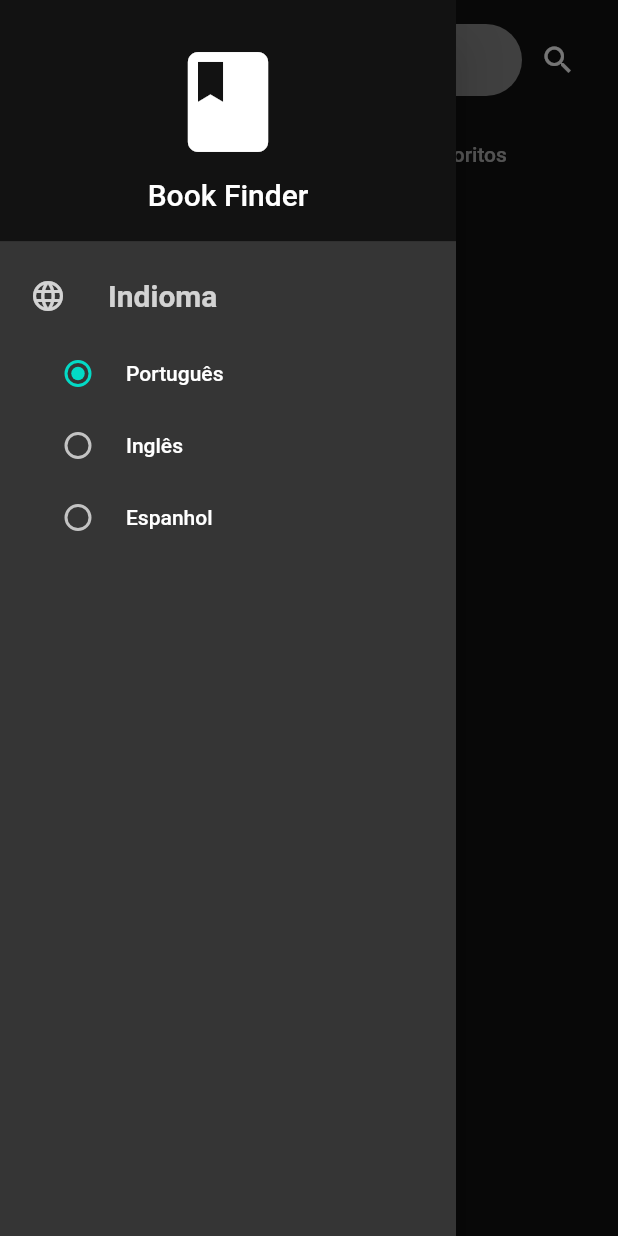
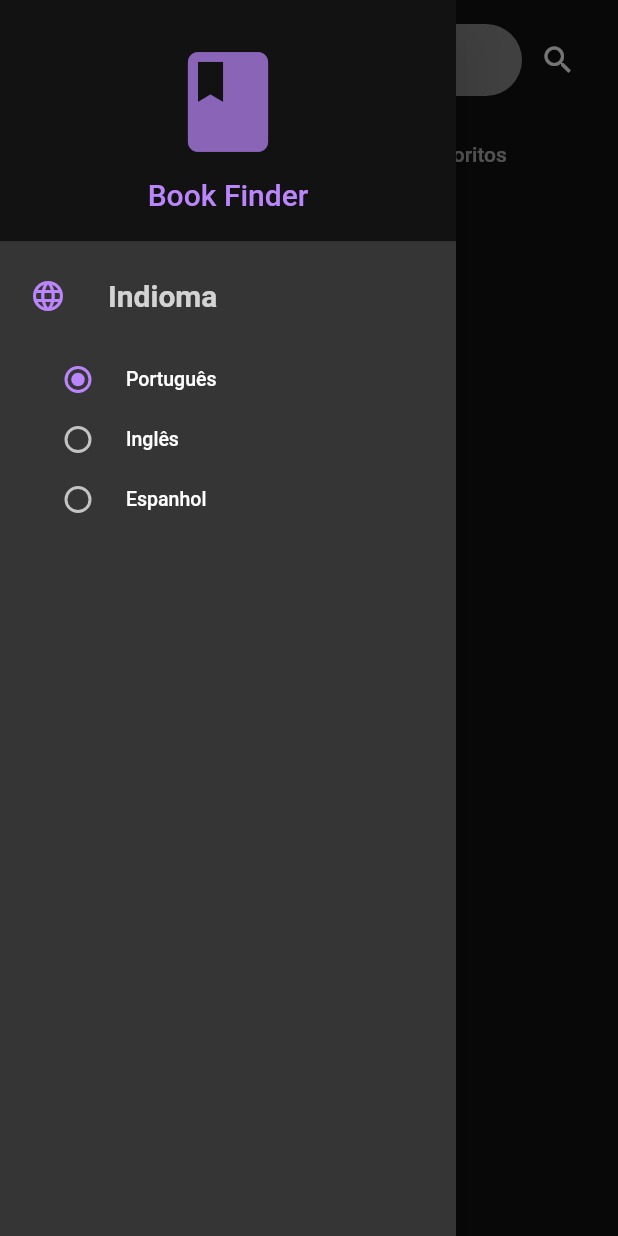
Before and after one commit to Gabriel-S-Souza/book_finder, a Flutter app: the screen it shows after launch, with the side drawer open, on a phone screen of 412 x 824 dp. Run offline on Flutter 3.47's test engine with Material 2 defaults, Android fonts, the phone set to English and light mode, and no system bars; drawn by our look-alikes of auto_size_text; our stand-ins replace cached_network_image, dio, get_it, internet_connection_checker, shared_preferences, shimmer; generated files the repository leaves out were written again.

Commit message:
Add network uses permission and updates somethings in layout

```diff
--- a/lib/modules/details/presenter/components/image_viewer_component.dart
+++ b/lib/modules/details/presenter/components/image_viewer_component.dart
@@ -15,10 +15,11 @@ class _ImageViewerComponentState extends State<ImageViewerComponent> {
 
   @override
   Widget build(BuildContext context) {
-    return SizedBox(
+    return Container(
+      margin: const EdgeInsets.only(bottom: 20),
       height: isPortrait
           ? MediaQuery.of(context).size.height * 0.34
-          : MediaQuery.of(context).size.height * 0.4,
+          : MediaQuery.of(context).size.height * 0.5,
       child: LayoutBuilder(builder: (context, constraints) {
         return ConstrainedBox(
           constraints:
--- a/lib/modules/discover_books/presenter/components/drawer_discover_component.dart
+++ b/lib/modules/discover_books/presenter/components/drawer_discover_component.dart
@@ -26,27 +26,33 @@ class DrawerDiscoverComponent extends StatelessWidget {
               icon: Icons.language,
               child: Column(
                 children: [
-                  const SizedBox(height: 8),
+                  const SizedBox(height: 16),
                   RadioListTile<AppLocales>(
                     title: Text(t.portuguese),
                     value: AppLocales.pt,
                     groupValue: currentLocale,
                     onChanged: (value) => onLanguageChanged(AppLocales.pt),
+                    activeColor: Theme.of(context).colorScheme.primary,
                     visualDensity: VisualDensity.compact,
+                    dense: true,
                   ),
                   RadioListTile<AppLocales>(
                     title: Text(t.english),
                     value: AppLocales.en,
                     groupValue: currentLocale,
                     onChanged: (value) => onLanguageChanged(AppLocales.en),
+                    activeColor: Theme.of(context).colorScheme.primary,
                     visualDensity: VisualDensity.compact,
+                    dense: true,
                   ),
                   RadioListTile<AppLocales>(
                     title: Text(t.spanish),
                     value: AppLocales.es,
                     groupValue: currentLocale,
                     onChanged: (value) => onLanguageChanged(AppLocales.es),
+                    activeColor: Theme.of(context).colorScheme.primary,
                     visualDensity: VisualDensity.compact,
+                    dense: true,
                   ),
                 ],
               )),
--- a/lib/modules/discover_books/presenter/widgets/drawer_section_widget.dart
+++ b/lib/modules/discover_books/presenter/widgets/drawer_section_widget.dart
@@ -23,7 +23,7 @@ class DrawerSectionWidget extends StatelessWidget {
           horizontalTitleGap: 16,
           leading: Icon(
             icon,
-            color: Theme.of(context).colorScheme.onSurface.withAlpha(200),
+            color: Theme.of(context).colorScheme.primary,
           ),
           title: Text(
             title,
--- a/lib/modules/discover_books/presenter/widgets/header_drawer_widget.dart
+++ b/lib/modules/discover_books/presenter/widgets/header_drawer_widget.dart
@@ -16,19 +16,19 @@ class DrawerHeaderWidget extends StatelessWidget {
       child: Column(
         mainAxisAlignment: MainAxisAlignment.center,
         children: [
-          const Icon(
+          Icon(
             Icons.book,
             size: 80,
-            color: Colors.white,
+            color: Theme.of(context).colorScheme.primary.withAlpha(180),
           ),
           const SizedBox(height: 10),
           Flexible(
             fit: FlexFit.loose,
             child: AutoSizeText(
               t(context).appTitle,
-              style: const TextStyle(
+              style: TextStyle(
                 fontSize: 20,
-                color: Colors.white,
+                color: Theme.of(context).colorScheme.primary,
               ),
             ),
           ),
```
Also changed, not shown: lib/modules/details/presenter/pages/book_details_page.dart (+3 -7 lines), 1 other file.
